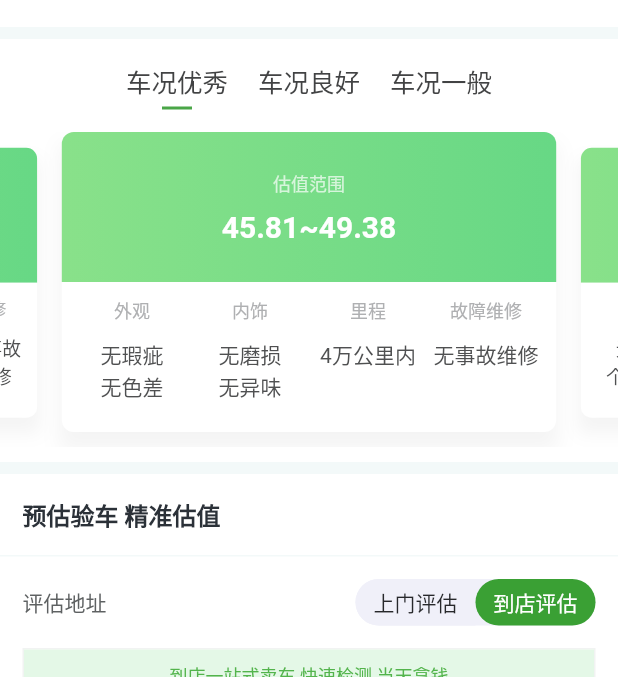
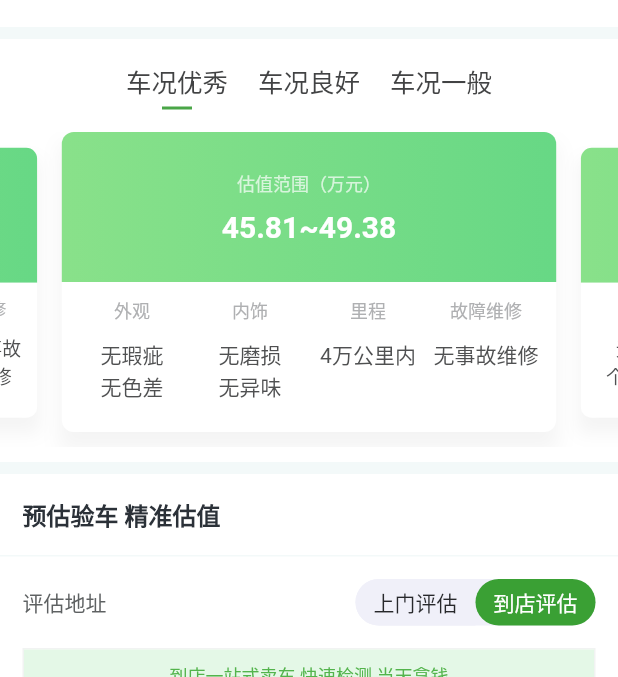
Before and after one commit to CraftTime/UsedCarTradeFlutterApp, a Flutter app: the EvalResult screen opened directly, on a phone screen of 412 x 824 dp, the part 57-734 px from its top. Run offline on Flutter 3.47's test engine with Material 2 defaults, Android fonts, the phone set to English and light mode, and no system bars; our stand-ins replace flutter_swiper, webview_flutter.

Commit message:
二手车仿瓜子部分UI 估价添加单位（万元）

```diff
--- a/lib/pages/eval/eval_result_item.dart
+++ b/lib/pages/eval/eval_result_item.dart
@@ -47,7 +47,7 @@ class CarValueItem extends StatelessWidget {
                   mainAxisAlignment: MainAxisAlignment.center,
                   children: <Widget>[
                     Text(
-                      '估值范围',
+                      '估值范围（万元）',
                       maxLines: 1,
                       overflow: TextOverflow.ellipsis,
                       style: TextStyle(
```
